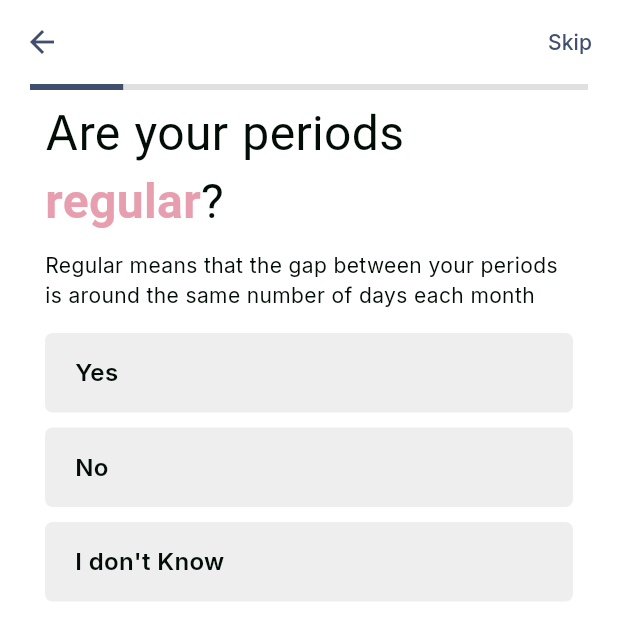
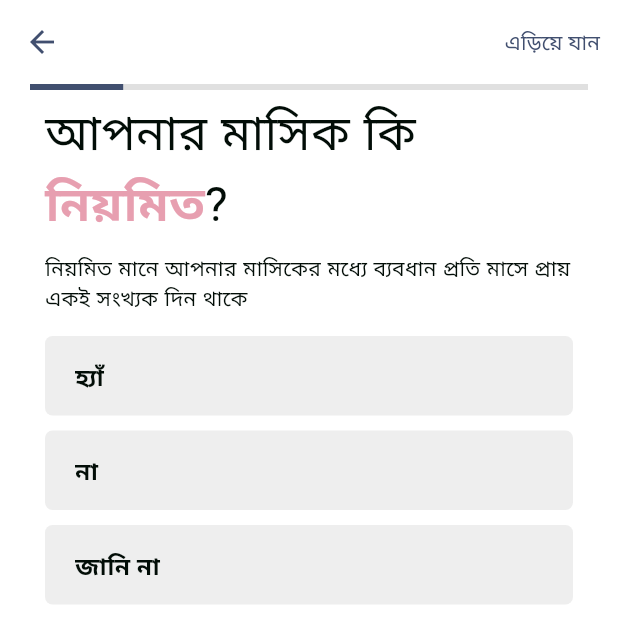
Before and after one commit to Shahabuddin1122/ananya, a Flutter app: the UnlockProcess1 screen opened by its route, on a phone screen of 412 x 824 dp. Shown: the top 643 px of the screen. Run offline on Flutter 3.47's test engine with Material 3 defaults, Android fonts, the light colour scheme and no system bars; our stand-ins replace flutter_svg, google_fonts, rxdart, shared_preferences, table_calendar, youtube_player_flutter; accounts and stored records are empty; generated files the repository leaves out were written again; network calls fail.

Commit message:
convert unlock_process into bangla

```diff
--- a/ananya/lib/l10n/app_bn.arb
+++ b/ananya/lib/l10n/app_bn.arb
@@ -69,5 +69,43 @@
   "purge_request_failed": "শুদ্ধ করার অনুরোধ ব্যর্থ হয়েছে",
   "confirm_purge_title": "আপনি কি নিশ্চিত?",
   "confirm_purge_message": "আপনার সমস্ত বার্তা এবং ইতিহাস মুছে যাবে",
-  "user_type": "ব্যবহারের ধরন"
+  "user_type": "ব্যবহারের ধরন",
+  "yes": "হ্যাঁ",
+  "no": "না",
+  "dont_know": "জানি না",
+  "regular": "নিয়মিত",
+  "are_your_periods": "আপনার মাসিক কি ",
+  "regular_means_that_the_gap_between_your_periods_is_around_the_same_number_of_days_each_month": "নিয়মিত মানে আপনার মাসিকের মধ্যে ব্যবধান প্রতি মাসে প্রায় একই সংখ্যক দিন থাকে",
+  "what_is_the": "আপনার মাসিকের মধ্যবর্তী \n",
+  "number_of_days": "দিনের সংখ্যা \n",
+  "between_your_periods_and": "কত এবং ",
+  "how_long": "কতদিন ",
+  "does_it_last": "স্থায়ী হয়?",
+  "generally_periods_occur_every_21_to_35_days_and_last_2_to_7_days": "সাধারণত, মাসিক ২১ থেকে ৩৫ দিনের মধ্যে ঘটে এবং ২ থেকে ৭ দিন স্থায়ী হয়।",
+  "number_of_days_between_period_eg_27_days": "মাসিকের মধ্যে দিনের সংখ্যা উদাহরণস্বরূপ ২৭ দিন",
+  "length_of_your_period_eg_6_days": "আপনার মাসিকের দৈর্ঘ্য উদাহরণস্বরূপ ৬ দিন...",
+  "log_your_periods_to_get": "আপনার মাসিক লগ করুন ",
+  "accurate_predictions": "নির্ভুল পূর্বাভাস পেতে",
+  "logging_your_period_when_it_happens_in_the_ananya_app_will_get_you_accurate_predictions_of_your_next_period_cycle": "যখন আপনার মাসিক ঘটে তখন অনন্যা অ্যাপে লগ করা আপনার পরবর্তী মাসিক চক্রের নির্ভুল পূর্বাভাস পেতে সাহায্য করবে।",
+  "when_did_your": "আপনার \n",
+  "skip": "এড়িয়ে যান",
+  "last_period": "শেষ মাসিক ",
+  "start": "শুরু?",
+  "do_you_take": "আপনি কি গ্রহণ করেন \n",
+  "birth_control": "জন্মনিয়ন্ত্রণ ",
+  "measures": "পদক্ষেপ?",
+  "we_are_asking_because_some_type_of_birth_control_measures_can_potentially_impact_your_menstrual_cycle": "আমরা জিজ্ঞাসা করছি কারণ কিছু ধরণের জন্মনিয়ন্ত্রণের পদক্ষেপগুলি আপনার মাসিক চক্রকে প্রভাবিত করতে পারে।",
+  "do_you_have_any_of_these": "আপনার কি এইগুলির কোনটি আছে ",
+  "health_conditions": "স্বাস্থ্য পরিস্থিতি",
+  "choose_all_that_apply": "যা প্রযোজ্য সবগুলি নির্বাচন করুন।",
+  "yeast_infection": "ইস্ট সংক্রমণ",
+  "urinary_track_infections": "মূত্রনালী সংক্রমণ",
+  "bacterial_vaginosis": "ব্যাকটেরিয়াল ভ্যাজিনোসিস",
+  "polycystic_ovary_syndrome": "পলিসিস্টিক ওভারি সিনড্রোম",
+  "endometriosis": "এন্ডোমেট্রিওসিস",
+  "fibroids": "ফাইব্রয়েড",
+  "i_m_not_sure": "আমি নিশ্চিত নই",
+  "no_health_issues": "কোনো স্বাস্থ্য সমস্যা নেই",
+  "i_dont_know": "আমি জানি না",
+  "continues": "চালিয়ে যান"
 }
--- a/ananya/lib/screens/process/unlock_process1.dart
+++ b/ananya/lib/screens/process/unlock_process1.dart
@@ -5,6 +5,7 @@
 import 'package:ananya/widgets/custom_app_bar_with_progress.dart';
 import 'package:flutter/material.dart';
 import 'package:provider/provider.dart';
+import 'package:flutter_gen/gen_l10n/app_localizations.dart';
 
 class UnlockProcess1 extends StatefulWidget {
   const UnlockProcess1({super.key});
@@ -27,24 +28,24 @@
           child: Column(
             crossAxisAlignment: CrossAxisAlignment.start,
             children: [
-              const Text.rich(
+              Text.rich(
                 TextSpan(
                   children: [
                     TextSpan(
-                      text: 'Are your periods ',
-                      style: TextStyle(
+                      text: AppLocalizations.of(context)!.are_your_periods,
+                      style: const TextStyle(
                         fontSize: 32,
                       ),
                     ),
                     TextSpan(
-                      text: 'regular',
-                      style: TextStyle(
+                      text: AppLocalizations.of(context)!.regular,
+                      style: const TextStyle(
                         fontSize: 32,
                         color: PRIMARY_COLOR,
                         fontWeight: FontWeight.bold,
                       ),
                     ),
-                    TextSpan(
+                    const TextSpan(
                       text: '?',
                       style: TextStyle(
                         fontSize: 32,
@@ -56,28 +57,29 @@
               const SizedBox(
                 height: 10,
               ),
-              const Text(
-                "Regular means that the gap between your periods is around the same number of days each month",
+              Text(
+                AppLocalizations.of(context)!
+                    .regular_means_that_the_gap_between_your_periods_is_around_the_same_number_of_days_each_month,
               ),
               const SizedBox(
                 height: 10,
               ),
               ChoiceItem(
-                text: 'Yes',
+                text: AppLocalizations.of(context)!.yes,
                 onSelected: (choice) {
                   context.read<PeriodState>().updatePeriodRegularity(true);
                   Navigator.pushNamed(context, '/unlock-process/2');
                 },
               ),
               ChoiceItem(
-                text: 'No',
+                text: AppLocalizations.of(context)!.no,
                 onSelected: (choice) {
                   context.read<PeriodState>().updatePeriodRegularity(false);
                   Navigator.pushNamed(context, '/unlock-process/2');
                 },
               ),
               ChoiceItem(
-                text: 'I don\'t Know',
+                text: AppLocalizations.of(context)!.dont_know,
                 onSelected: (choice) {
                   context.read<PeriodState>().updatePeriodRegularity(false);
                   Navigator.pushNamed(context, '/unlock-process/2');
--- a/ananya/lib/widgets/custom_app_bar_with_progress.dart
+++ b/ananya/lib/widgets/custom_app_bar_with_progress.dart
@@ -1,6 +1,6 @@
 import 'package:ananya/utils/constants.dart';
-import 'package:ananya/utils/custom_theme.dart';
 import 'package:flutter/material.dart';
+import 'package:flutter_gen/gen_l10n/app_localizations.dart';
 
 class CustomAppBarWithProgress extends StatelessWidget
     implements PreferredSizeWidget {
@@ -43,9 +43,9 @@
                   );
                 }
               },
-              child: const Text(
-                'Skip',
-                style: TextStyle(
+              child: Text(
+                AppLocalizations.of(context)!.skip,
+                style: const TextStyle(
                   color: ACCENT,
                 ),
               ),
```
Also changed, not shown: ananya/lib/l10n/app_en.arb (+40 -3 lines), ananya/lib/l10n/app_localizations_extension.dart (added, +26 -0 lines), ananya/lib/screens/process/unlock_process2.dart (+24 -19 lines), ananya/lib/screens/process/unlock_process3.dart (+15 -15 lines), ananya/lib/screens/process/unlock_process4.dart (+14 -16 lines), ananya/lib/screens/process/unlock_process5.dart (+13 -11 lines), ananya/lib/screens/process/unlock_process6.dart (+15 -13 lines), ananya/lib/widgets/choice_item_with_radio_icon.dart (+6 -1 lines).
